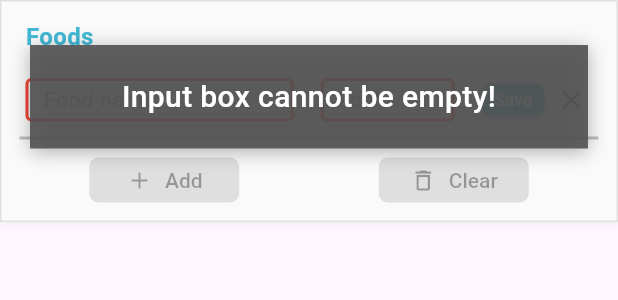
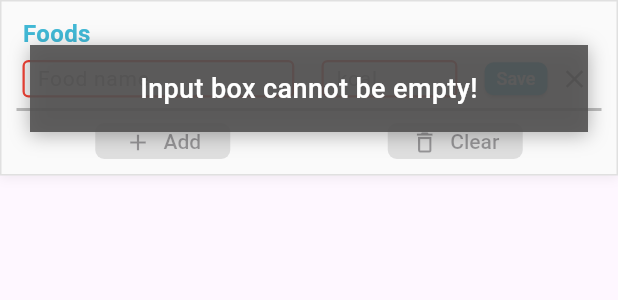
Before and after one commit to RRTeoh/Mobile, a Flutter app: the MealForm widget shown alone on an empty page, opened directly with empty values, after a tap on "Add", after a tap on "Save", on a phone screen of 412 x 824 dp. Shown: the top 300 px of the screen. Run offline on Flutter 3.47's test engine with Material 3 defaults, Android fonts, the phone set to English and light mode, and no system bars; our stand-ins replace flutter_rating_bar, percent_indicator.

Commit message:
Edit: change the form style

```diff
--- a/lib/nutrition_widgets/meal_form.dart
+++ b/lib/nutrition_widgets/meal_form.dart
@@ -87,9 +87,8 @@
   late Animation<double> _toastAnimation;
 
   // Style constants
-  static const EdgeInsets _containerPadding = EdgeInsets.all(12);
-  static const EdgeInsets _titlePadding = EdgeInsets.only(bottom: 8);
-  static const EdgeInsets _rowPadding = EdgeInsets.symmetric(vertical: 8, horizontal: 4);
+  static const EdgeInsets _containerPadding = EdgeInsets.all(10);
+  static const EdgeInsets _rowPadding = EdgeInsets.symmetric(vertical: 2, horizontal: 4);
   static const EdgeInsets _buttonPadding = EdgeInsets.symmetric(horizontal: 8, vertical: 4);
 
   static const Color _primaryColor = Color(0xff41b8d5);
@@ -360,7 +359,7 @@
           child: Material(
             color: Colors.transparent,
             child: Container(
-              padding: const EdgeInsets.symmetric(horizontal: 20, vertical: 20),
+              padding: const EdgeInsets.symmetric(horizontal: 20, vertical: 16),
               decoration: BoxDecoration(
                 color: const Color.fromARGB(230, 82, 81, 81),
                 boxShadow: [
@@ -375,7 +374,7 @@
                 message,
                 style: const TextStyle(
                   color: Colors.white,
-                  fontSize: 20,
+                  fontSize: 18,
                   fontWeight: FontWeight.w500,
                 ),
                 textAlign: TextAlign.center,
@@ -448,9 +447,7 @@
 
   // Build header
   Widget _buildHeader() {
-    return Padding(
-      padding: _titlePadding,
-      child: Row(
+    return Row(
         children: [
           Text(
             '${widget.mealType} Foods',
@@ -467,14 +464,13 @@
               style: const TextStyle(fontSize: 12, color: Colors.grey),
             ),
         ],
-      ),
       );
   }
 
   // Build food list
   Widget _buildFoodList() {
     return Container(
-      constraints: const BoxConstraints(minHeight: 40),
+      constraints: const BoxConstraints(minHeight: 30),
       child: _foodItems.isEmpty && _editingIndex != -2
           ? _buildEmptyState()
           : _buildFoodItems(),
@@ -612,7 +608,9 @@
     TextInputType? keyboardType,
     required VoidCallback onChanged,
   }) {
-    return TextFormField(
+    return Container(
+      margin: const EdgeInsets.symmetric(vertical: 4), // 设置外边距
+      child: TextFormField(
         controller: controller,
         keyboardType: keyboardType,
         style: const TextStyle(fontSize: 14),
@@ -623,8 +621,9 @@
           border: _buildInputBorder(hasError),
           enabledBorder: _buildInputBorder(hasError),
           focusedBorder: _buildInputBorder(hasError, focused: true),
-        contentPadding: const EdgeInsets.symmetric(horizontal: 8, vertical: 4),
+          contentPadding: const EdgeInsets.symmetric(horizontal: 6, vertical: 2),
           isDense: true,
+        ),
       ),
     );
   }
@@ -641,7 +640,7 @@
     }
 
     return OutlineInputBorder(
-      borderSide: BorderSide(color: borderColor, width: 2.0),
+      borderSide: BorderSide(color: borderColor, width: 1.5),
     );
   }
 
@@ -663,7 +662,7 @@
   // Build divider
   Widget _buildDivider() {
     return Container(
-      margin: const EdgeInsets.only(bottom: 12, top: 2),
+      margin: const EdgeInsets.only(bottom: 8, top: 1),
       height: 2,
       color: Colors.grey.shade400,
     );
@@ -698,8 +697,8 @@
     required Color backgroundColor,
   }) {
     return SizedBox(
-      width: 100,
-      height: 30,
+      width: 90,
+      height: 24,
       child: ElevatedButton.icon(
         onPressed: onPressed,
         icon: Icon(icon, size: 18),
--- a/lib/nutrition_widgets/nutrition_bottom_sheet.dart
+++ b/lib/nutrition_widgets/nutrition_bottom_sheet.dart
@@ -29,7 +29,7 @@
   static const Duration _animationDuration = Duration(milliseconds: 300);
   static const double _collapsedHeightRatio = 0.45;
   static const double _expandedHeightRatio = 0.74;
-  static const EdgeInsets _containerPadding = EdgeInsets.fromLTRB(20, 10, 20, 0);
+  static const EdgeInsets _containerPadding = EdgeInsets.fromLTRB(20, 10, 20, 50);
   static const double _statsSpacing = 15.0;
 
   // Meal type mapping (to avoid duplicate strings)
@@ -84,9 +84,9 @@
   }
 
   // Getting food data for a given meal type
-  List<FoodItem> _getFoodItemsForMeal(String mealType) {
-    return _mealFoodData[mealType] ?? <FoodItem>[];
-  }
+  // List<FoodItem> _getFoodItemsForMeal(String mealType) {
+  //   return _mealFoodData[mealType] ?? <FoodItem>[];
+  // }
 
   // Calculate total calories
   int _getTotalCalories() {
```
Lines whose indentation alone changed are shown as unchanged.
